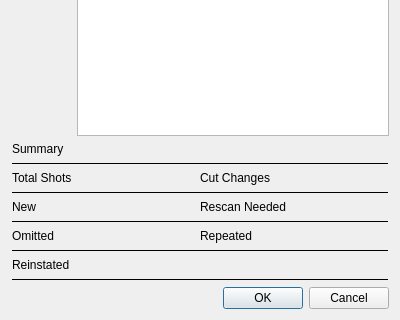
Qt form resources/submit_dialog.ui (shotgunsoftware/tk-multi-importcut) before a commit; both pictures show x 0 to 400 and y 162 to 482 of the 400 by 482 pixel window.
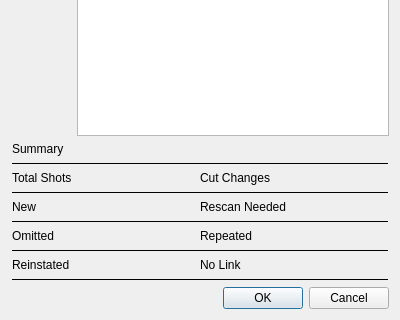
The same form after that commit.

Diff of the .ui file:
```diff
--- a/resources/submit_dialog.ui
+++ b/resources/submit_dialog.ui
@@ -331,6 +331,26 @@
        </property>
       </widget>
      </item>
+     <item row="8" column="2">
+      <widget class="QLabel" name="no_link_title_label">
+       <property name="enabled">
+        <bool>true</bool>
+       </property>
+       <property name="text">
+        <string>No Link</string>
+       </property>
+      </widget>
+     </item>
+     <item row="8" column="3">
+      <widget class="QLabel" name="no_link_label">
+       <property name="text">
+        <string/>
+       </property>
+       <property name="alignment">
+        <set>Qt::AlignCenter</set>
+       </property>
+      </widget>
+     </item>
     </layout>
    </item>
    <item>
```
